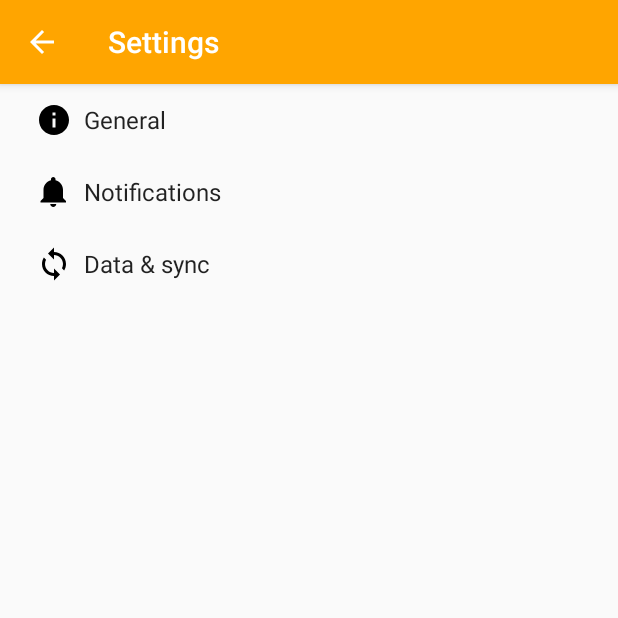
After one commit to mdandyf/Simonev, an Android app: the SettingsActivity screen opened directly, with no data from a screen before it, on a phone screen of 412 x 824 dp, the top half of it. The commit adds this screen. Run offline under Robolectric (Android 15) with nearby library versions, the phone set to English and light mode, and no system bars.

Commit message:
adding Butterknife settings configuration for Menu and Navigation Drawer

```diff
--- a/app/src/main/AndroidManifest.xml
+++ b/app/src/main/AndroidManifest.xml
@@ -26,7 +26,10 @@
         <activity
             android:name=".view.MainActivity"
             android:label="@string/title_activity_main"
-            android:theme="@style/AppTheme.NoActionBar"></activity>
+            android:theme="@style/AppTheme.NoActionBar" />
+        <activity
+            android:name=".view.SettingsActivity"
+            android:label="@string/title_activity_settings"></activity>
     </application>
 
 </manifest>
--- /dev/null
+++ b/app/src/main/java/simonev/mitrais/com/simonev/view/AppCompatPreferenceActivity.java
@@ -0,0 +1,111 @@
+package simonev.mitrais.com.simonev.view;
+
+import android.content.res.Configuration;
+import android.os.Bundle;
+import android.preference.PreferenceActivity;
+
+import androidx.annotation.LayoutRes;
+import androidx.annotation.Nullable;
+import androidx.appcompat.app.ActionBar;
+import androidx.appcompat.app.AppCompatDelegate;
+import androidx.appcompat.widget.Toolbar;
+
+import android.view.MenuInflater;
+import android.view.View;
+import android.view.ViewGroup;
+
+/**
+ * A {@link android.preference.PreferenceActivity} which implements and proxies the necessary calls
+ * to be used with AppCompat.
+ */
+public abstract class AppCompatPreferenceActivity extends PreferenceActivity {
+
+    private AppCompatDelegate mDelegate;
+
+    @Override
+    protected void onCreate(Bundle savedInstanceState) {
+        getDelegate().installViewFactory();
+        getDelegate().onCreate(savedInstanceState);
+        super.onCreate(savedInstanceState);
+    }
+
+    @Override
+    protected void onPostCreate(Bundle savedInstanceState) {
+        super.onPostCreate(savedInstanceState);
+        getDelegate().onPostCreate(savedInstanceState);
+    }
+
+    public ActionBar getSupportActionBar() {
+        return getDelegate().getSupportActionBar();
+    }
+
+    public void setSupportActionBar(@Nullable Toolbar toolbar) {
+        getDelegate().setSupportActionBar(toolbar);
+    }
+
+    @Override
+    public MenuInflater getMenuInflater() {
+        return getDelegate().getMenuInflater();
+    }
+
+    @Override
+    public void setContentView(@LayoutRes int layoutResID) {
+        getDelegate().setContentView(layoutResID);
+    }
+
+    @Override
+    public void setContentView(View view) {
+        getDelegate().setContentView(view);
+    }
+
+    @Override
+    public void setContentView(View view, ViewGroup.LayoutParams params) {
+        getDelegate().setContentView(view, params);
+    }
+
+    @Override
+    public void addContentView(View view, ViewGroup.LayoutParams params) {
+        getDelegate().addContentView(view, params);
+    }
+
+    @Override
+    protected void onPostResume() {
+        super.onPostResume();
+        getDelegate().onPostResume();
+    }
+
+    @Override
+    protected void onTitleChanged(CharSequence title, int color) {
+        super.onTitleChanged(title, color);
+        getDelegate().setTitle(title);
+    }
+
+    @Override
+    public void onConfigurationChanged(Configuration newConfig) {
+        super.onConfigurationChanged(newConfig);
+        getDelegate().onConfigurationChanged(newConfig);
+    }
+
+    @Override
+    protected void onStop() {
+        super.onStop();
+        getDelegate().onStop();
+    }
+
+    @Override
+    protected void onDestroy() {
+        super.onDestroy();
+        getDelegate().onDestroy();
+    }
+
+    public void invalidateOptionsMenu() {
+        getDelegate().invalidateOptionsMenu();
+    }
+
+    private AppCompatDelegate getDelegate() {
+        if (mDelegate == null) {
+            mDelegate = AppCompatDelegate.create(this, null);
+        }
+        return mDelegate;
+    }
+}
--- /dev/null
+++ b/app/src/main/res/drawable/ic_info_black_24dp.xml
@@ -0,0 +1,9 @@
+<vector xmlns:android="http://schemas.android.com/apk/res/android"
+    android:width="24dp"
+    android:height="24dp"
+    android:viewportWidth="24.0"
+    android:viewportHeight="24.0">
+    <path
+        android:fillColor="#FF000000"
+        android:pathData="M12,2C6.48,2 2,6.48 2,12s4.48,10 10,10 10,-4.48 10,-10S17.52,2 12,2zm1,15h-2v-6h2v6zm0,-8h-2V7h2v2z" />
+</vector>
--- /dev/null
+++ b/app/src/main/res/drawable/ic_notifications_black_24dp.xml
@@ -0,0 +1,9 @@
+<vector xmlns:android="http://schemas.android.com/apk/res/android"
+    android:width="24dp"
+    android:height="24dp"
+    android:viewportWidth="24.0"
+    android:viewportHeight="24.0">
+    <path
+        android:fillColor="#FF000000"
+        android:pathData="M11.5,22c1.1,0 2,-0.9 2,-2h-4c0,1.1 0.9,2 2,2zm6.5,-6v-5.5c0,-3.07 -2.13,-5.64 -5,-6.32V3.5c0,-0.83 -0.67,-1.5 -1.5,-1.5S10,2.67 10,3.5v0.68c-2.87,0.68 -5,3.25 -5,6.32V16l-2,2v1h17v-1l-2,-2z" />
+</vector>
--- /dev/null
+++ b/app/src/main/res/drawable/ic_sync_black_24dp.xml
@@ -0,0 +1,9 @@
+<vector xmlns:android="http://schemas.android.com/apk/res/android"
+    android:width="24dp"
+    android:height="24dp"
+    android:viewportWidth="24.0"
+    android:viewportHeight="24.0">
+    <path
+        android:fillColor="#FF000000"
+        android:pathData="M12 4V1L8 5l4 4V6c3.31 0 6 2.69 6 6 0 1.01,-.25 1.97,-.7 2.8l1.46 1.46C19.54 15.03 20 13.57 20 12c0,-4.42,-3.58,-8,-8,-8zm0 14c-3.31 0,-6,-2.69,-6,-6 0,-1.01.25,-1.97.7,-2.8L5.24 7.74C4.46 8.97 4 10.43 4 12c0 4.42 3.58 8 8 8v3l4,-4,-4,-4v3z" />
+</vector>
--- a/app/src/main/res/values/strings.xml
+++ b/app/src/main/res/values/strings.xml
@@ -5,6 +5,7 @@
     <string name="nav_header_title">Simonev</string>
     <string name="nav_header_desc">Navigation header</string>
     <string name="action_settings">Settings</string>
+    <string name="action_logout">Logout</string>
 
     <!-- Strings related to navigation drawer -->
     <string name="nav_dashboard">Dashboard</string>
@@ -39,5 +40,78 @@
     </string>
     <string name="title_activity_main">MainActivity</string>
     <string name="nav_header_subtitle">android.studio@android.com</string>
+    <string name="title_activity_settings">Settings</string>
+
+    <!-- Strings related to Settings -->
+
+    <!-- Example General settings -->
+    <string name="pref_header_general">General</string>
+
+    <string name="pref_title_social_recommendations">Enable social recommendations</string>
+    <string name="pref_description_social_recommendations">Recommendations for people to contact
+        based on your message history
+    </string>
+
+    <string name="pref_title_display_name">Display name</string>
+    <string name="pref_default_display_name">John Smith</string>
+
+    <string name="pref_title_add_friends_to_messages">Add friends to messages</string>
+    <string-array name="pref_example_list_titles">
+        <item>Always</item>
+        <item>When possible</item>
+        <item>Never</item>
+    </string-array>
+    <string-array name="pref_example_list_values">
+        <item>1</item>
+        <item>0</item>
+        <item>-1</item>
+    </string-array>
+
+    <!-- Example settings for Data & Sync -->
+    <string name="pref_header_data_sync">Data &amp; sync</string>
+
+    <string name="pref_title_sync_frequency">Sync frequency</string>
+    <string-array name="pref_sync_frequency_titles">
+        <item>15 minutes</item>
+        <item>30 minutes</item>
+        <item>1 hour</item>
+        <item>3 hours</item>
+        <item>6 hours</item>
+        <item>Never</item>
+    </string-array>
+    <string-array name="pref_sync_frequency_values">
+        <item>15</item>
+        <item>30</item>
+        <item>60</item>
+        <item>180</item>
+        <item>360</item>
+        <item>-1</item>
+    </string-array>
+
+    <string-array name="list_preference_entries">
+        <item>Entry 1</item>
+        <item>Entry 2</item>
+        <item>Entry 3</item>
+    </string-array>
+
+    <string-array name="list_preference_entry_values">
+        <item>1</item>
+        <item>2</item>
+        <item>3</item>
+    </string-array>
+
+    <string-array name="multi_select_list_preference_default_value" />
+
+    <string name="pref_title_system_sync_settings">System sync settings</string>
+
+    <!-- Example settings for Notifications -->
+    <string name="pref_header_notifications">Notifications</string>
+
+    <string name="pref_title_new_message_notifications">New message notifications</string>
+
+    <string name="pref_title_ringtone">Ringtone</string>
+    <string name="pref_ringtone_silent">Silent</string>
+
+    <string name="pref_title_vibrate">Vibrate</string>
 
 </resources>
--- /dev/null
+++ b/app/src/main/res/xml/pref_data_sync.xml
@@ -0,0 +1,21 @@
+<PreferenceScreen xmlns:android="http://schemas.android.com/apk/res/android">
+
+    <!-- NOTE: Hide buttons to simplify the UI. Users can touch outside the dialog to
+         dismiss it. -->
+    <!-- NOTE: ListPreference's summary should be set to its value by the activity code. -->
+    <ListPreference
+        android:defaultValue="180"
+        android:entries="@array/pref_sync_frequency_titles"
+        android:entryValues="@array/pref_sync_frequency_values"
+        android:key="sync_frequency"
+        android:negativeButtonText="@null"
+        android:positiveButtonText="@null"
+        android:title="@string/pref_title_sync_frequency" />
+
+    <!-- This preference simply launches an intent when selected. Use this UI sparingly, per
+         design guidelines. -->
+    <Preference android:title="@string/pref_title_system_sync_settings">
+        <intent android:action="android.settings.SYNC_SETTINGS" />
+    </Preference>
+
+</PreferenceScreen>
--- /dev/null
+++ b/app/src/main/res/xml/pref_general.xml
@@ -0,0 +1,33 @@
+<PreferenceScreen xmlns:android="http://schemas.android.com/apk/res/android">
+
+    <SwitchPreference
+        android:defaultValue="true"
+        android:key="example_switch"
+        android:summary="@string/pref_description_social_recommendations"
+        android:title="@string/pref_title_social_recommendations" />
+
+    <!-- NOTE: EditTextPreference accepts EditText attributes. -->
+    <!-- NOTE: EditTextPreference's summary should be set to its value by the activity code. -->
+    <EditTextPreference
+        android:capitalize="words"
+        android:defaultValue="@string/pref_default_display_name"
+        android:inputType="textCapWords"
+        android:key="example_text"
+        android:maxLines="1"
+        android:selectAllOnFocus="true"
+        android:singleLine="true"
+        android:title="@string/pref_title_display_name" />
+
+    <!-- NOTE: Hide buttons to simplify the UI. Users can touch outside the dialog to
+         dismiss it. -->
+    <!-- NOTE: ListPreference's summary should be set to its value by the activity code. -->
+    <ListPreference
+        android:defaultValue="-1"
+        android:entries="@array/pref_example_list_titles"
+        android:entryValues="@array/pref_example_list_values"
+        android:key="example_list"
+        android:negativeButtonText="@null"
+        android:positiveButtonText="@null"
+        android:title="@string/pref_title_add_friends_to_messages" />
+
+</PreferenceScreen>
--- /dev/null
+++ b/app/src/main/res/xml/pref_headers.xml
@@ -0,0 +1,20 @@
+<preference-headers xmlns:android="http://schemas.android.com/apk/res/android">
+
+    <!-- These settings headers are only used on tablets. -->
+
+    <header
+        android:fragment="simonev.mitrais.com.simonev.view.SettingsActivity$GeneralPreferenceFragment"
+        android:icon="@drawable/ic_info_black_24dp"
+        android:title="@string/pref_header_general" />
+
+    <header
+        android:fragment="simonev.mitrais.com.simonev.view.SettingsActivity$NotificationPreferenceFragment"
+        android:icon="@drawable/ic_notifications_black_24dp"
+        android:title="@string/pref_header_notifications" />
+
+    <header
+        android:fragment="simonev.mitrais.com.simonev.view.SettingsActivity$DataSyncPreferenceFragment"
+        android:icon="@drawable/ic_sync_black_24dp"
+        android:title="@string/pref_header_data_sync" />
+
+</preference-headers>
--- /dev/null
+++ b/app/src/main/res/xml/pref_notification.xml
@@ -0,0 +1,27 @@
+<PreferenceScreen xmlns:android="http://schemas.android.com/apk/res/android">
+
+    <!-- A 'parent' preference, which enables/disables child preferences (below)
+         when checked/unchecked. -->
+    <SwitchPreference
+        android:defaultValue="true"
+        android:key="notifications_new_message"
+        android:title="@string/pref_title_new_message_notifications" />
+
+    <!-- Allows the user to choose a ringtone in the 'notification' category. -->
+    <!-- NOTE: This preference will be enabled only when the checkbox above is checked. -->
+    <!-- NOTE: RingtonePreference's summary should be set to its value by the activity code. -->
+    <RingtonePreference
+        android:defaultValue="content://settings/system/notification_sound"
+        android:dependency="notifications_new_message"
+        android:key="notifications_new_message_ringtone"
+        android:ringtoneType="notification"
+        android:title="@string/pref_title_ringtone" />
+
+    <!-- NOTE: This preference will be enabled only when the checkbox above is checked. -->
+    <SwitchPreference
+        android:defaultValue="true"
+        android:dependency="notifications_new_message"
+        android:key="notifications_new_message_vibrate"
+        android:title="@string/pref_title_vibrate" />
+
+</PreferenceScreen>
```
Also changed, not shown: app/src/main/java/simonev/mitrais/com/simonev/view/MainActivity.java (+31 -35 lines), app/src/main/java/simonev/mitrais/com/simonev/view/SettingsActivity.java (added, +258 -0 lines), app/src/main/res/layout/app_bar_main.xml (+0 -8 lines), app/src/main/res/menu/main.xml (+7 -1 lines).
